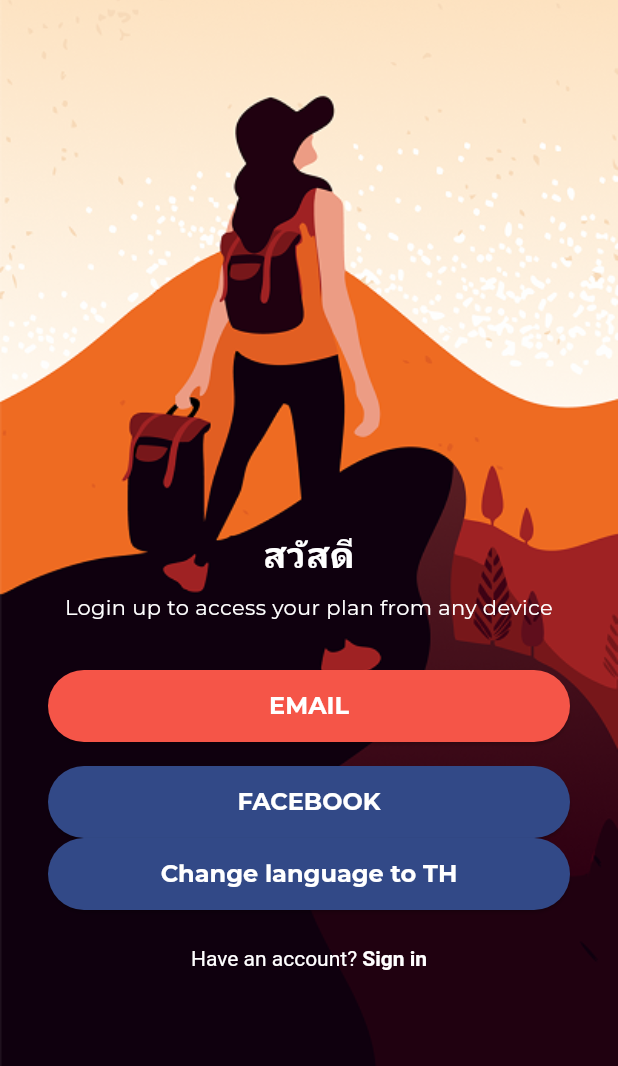
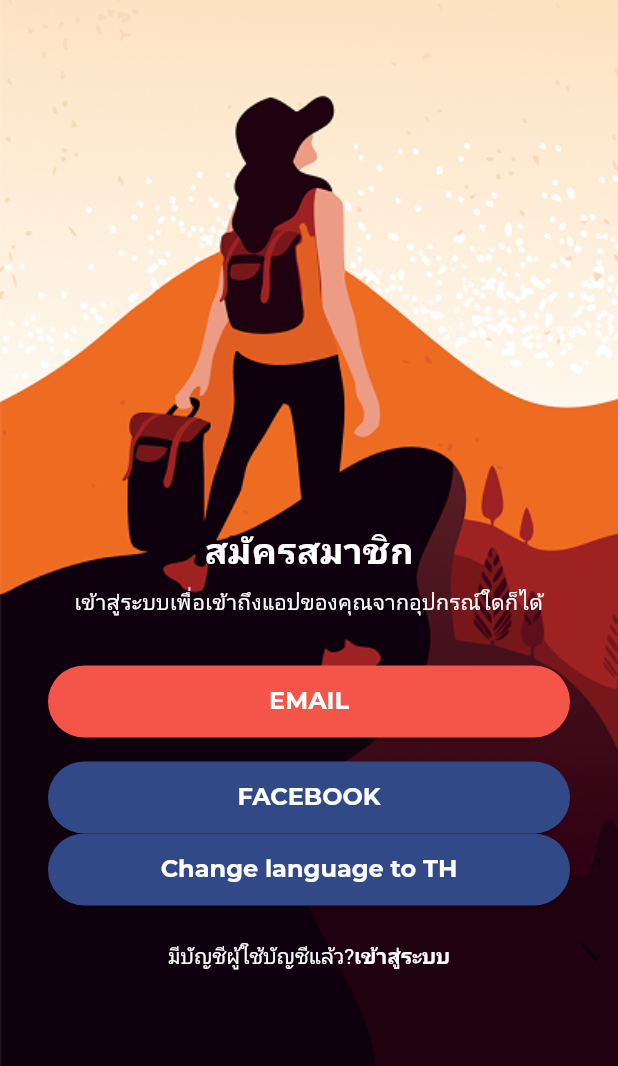
Before and after one commit to Thun-2004/triptery, a Flutter app: the screen it shows after launch, after a tap on "Change language to TH", on a phone screen of 412 x 824 dp, the part 170-1236 px from its top. Run offline on Flutter 3.47's test engine with Material 3 defaults, Android fonts, the phone set to English and light mode, and no system bars; our stand-ins replace flutter_dotenv, flutter_social_button, flutter_svg, get, google_fonts, google_sign_in and 2 more; missing offline and left inert: twitter_login; accounts and stored records are empty; generated files the repository leaves out were written again; network calls fail.

Commit message:
feat: add Thai language support

```diff
--- a/lib/l10n/app_th.arb
+++ b/lib/l10n/app_th.arb
@@ -1,5 +1,18 @@
 {
   "@@locale": "th",
   "hello": "สวัสดี",
-  "signIn": "เข้าสู่ระบบ"
+  "signIn": "สมัครสมาชิก",
+  "logIn": "เข้าสู่ระบบ",
+  "signUp" : "ลงทะเบียน",
+  "signInText" : "เข้าสู่ระบบเพื่อเข้าถึงแอปของคุณจากอุปกรณ์ใดก็ได้",
+  "loginQuery" : "มีบัญชีผู้ใช้บัญชีแล้ว?",
+  "email" : "อีเมล",
+  "password" : "รหัสผ่าน",
+  "forgotPassword" : "ลืมรหัสผ่าน?",
+  "orLoginWith" : "หรือเข้าระบบด้วย",
+  "fullName" : "ชื่อ-นามสกุล",
+  "emailError" : "กรุณากรอกอีเมลที่ถูกต้อง",
+  "passwordError": "อย่างน้อย 8 ตัวอักษร  ตัวพิมพ์ใหญ่ ตัวพิมพ์เล็ก ตัวเลข สัญลักษณ์",
+  "loginLinkSend" : "ลิงค์เข้าสู่ระบบส่งทางอีเมล์",
+  "signUpSuccessful" : "ลงทะเบียนสำเร็จ"
 }
--- a/lib/presentation/pages/login_page.dart
+++ b/lib/presentation/pages/login_page.dart
@@ -60,18 +60,17 @@ class _LoginPageState extends State<LoginPage> {
                       crossAxisAlignment: CrossAxisAlignment.center,
                       children: [
                         Text(
-                          AppLocalizations.of(context)!.hello,
+                          AppLocalizations.of(context)!.signIn,
                           style: TextStyle(
                             fontSize: 24,
                             fontWeight: FontWeight.bold,
                             color: Colors.white,
                           ),
                         ),
-                        // Text(AppLocalizations.of(context)!.hello),
 
                         SizedBox(height: 8),
                         Text(
-                          "Login up to access your plan from any device",
+                          AppLocalizations.of(context)!.signInText,
                           textAlign: TextAlign.center,
                           style: TextStyle(
                             fontSize: 14,
@@ -167,8 +166,9 @@ class _LoginPageState extends State<LoginPage> {
                     // Footer Text
                     Center(
                       child: RichText(
-                        text: TextSpan(
-                          text: "Have an account?",
+                        text:
+                        TextSpan(
+                          text: AppLocalizations.of(context)!.loginQuery,
                           style: TextStyle(
                             fontSize: 14,
                             fontWeight: FontWeight.normal,
@@ -176,8 +176,9 @@ class _LoginPageState extends State<LoginPage> {
                             color: Colors.white,
                           ),
                           children: [
+
                             TextSpan(
-                              text: " Sign in",
+                              text: AppLocalizations.of(context)!.logIn,
                               style: TextStyle(
                                 fontSize: 14,
                                 fontWeight: FontWeight.bold,
```
Also changed, not shown: lib/l10n/app_en.arb (+14 -1 lines), lib/presentation/widgets/auth_screen.dart (+22 -21 lines).
